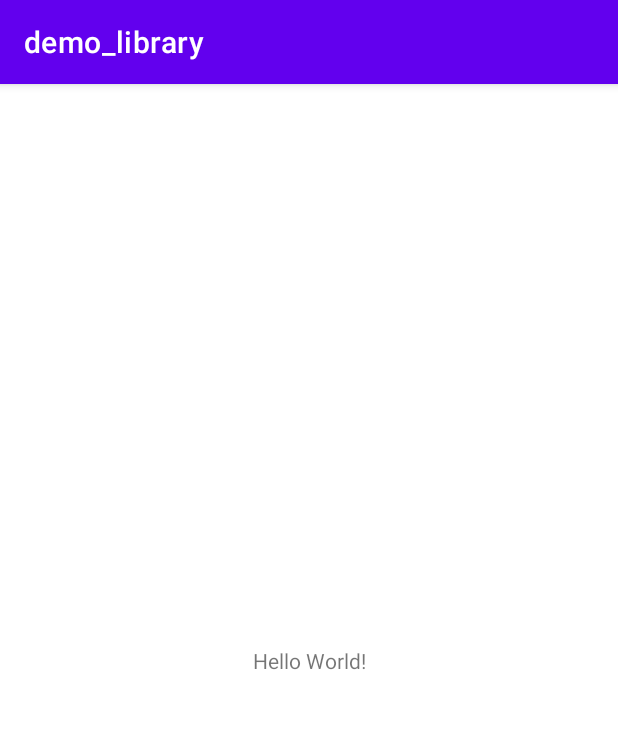
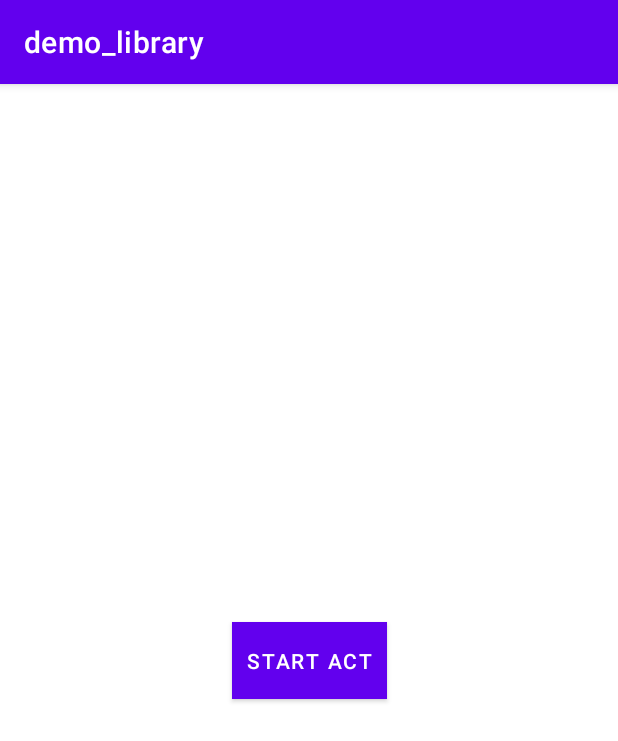
Before and after one commit to kaylau/demo_library, an Android app: the screen it shows after launch (MainActivity), on a phone screen of 412 x 824 dp. Shown: the top 741 px of the screen. Run offline under Robolectric (Android 15) with nearby library versions, the phone set to English and light mode, and no system bars.

```diff
--- a/app/build.gradle
+++ b/app/build.gradle
@@ -37,5 +37,5 @@ dependencies {
     androidTestImplementation 'androidx.test.ext:junit:1.1.2'
     androidTestImplementation 'androidx.test.espresso:espresso-core:3.3.0'
 
-    implementation 'com.github.kaylau:demo_library:1.0.1'
+    implementation 'com.github.kaylau:demo_library:1.0.2'
 }
--- a/app/src/main/java/com/library/test/MainActivity.java
+++ b/app/src/main/java/com/library/test/MainActivity.java
@@ -3,6 +3,8 @@ package com.library.test;
 import androidx.appcompat.app.AppCompatActivity;
 
 import android.os.Bundle;
+import android.util.Log;
+import android.view.View;
 
 import com.library.testlibrary.Test2;
 import com.library.testlibrary.TestUtil;
@@ -13,7 +15,13 @@ public class MainActivity extends AppCompatActivity {
     protected void onCreate(Bundle savedInstanceState) {
         super.onCreate(savedInstanceState);
         setContentView(R.layout.activity_main);
-        TestUtil.test(this, "MainActivity--->");
+        TestUtil.test(this, "MainActivity--->toast");
         Test2.test2("test2.....");
     }
+
+    public void startAct(View view) {
+        int id = view.getId();
+        Log.e("TAG", "id: " + id);
+        TestUtil.startAct(this, "MainActivity open activity");
+    }
 }
--- a/app/src/main/res/layout/activity_main.xml
+++ b/app/src/main/res/layout/activity_main.xml
@@ -6,13 +6,19 @@
     android:layout_height="match_parent"
     tools:context=".MainActivity">
 
-    <TextView
+    <Button
+        android:id="@+id/btn_start_act"
         android:layout_width="wrap_content"
         android:layout_height="wrap_content"
-        android:text="Hello World!"
+        android:padding="10dp"
+        android:onClick="startAct"
+        android:clickable="true"
+        android:text="start act"
+        android:background="@color/teal_700"
         app:layout_constraintBottom_toBottomOf="parent"
         app:layout_constraintLeft_toLeftOf="parent"
         app:layout_constraintRight_toRightOf="parent"
-        app:layout_constraintTop_toTopOf="parent" />
+        app:layout_constraintTop_toTopOf="parent"
+        tools:ignore="OnClick" />
 
 </androidx.constraintlayout.widget.ConstraintLayout>
```
